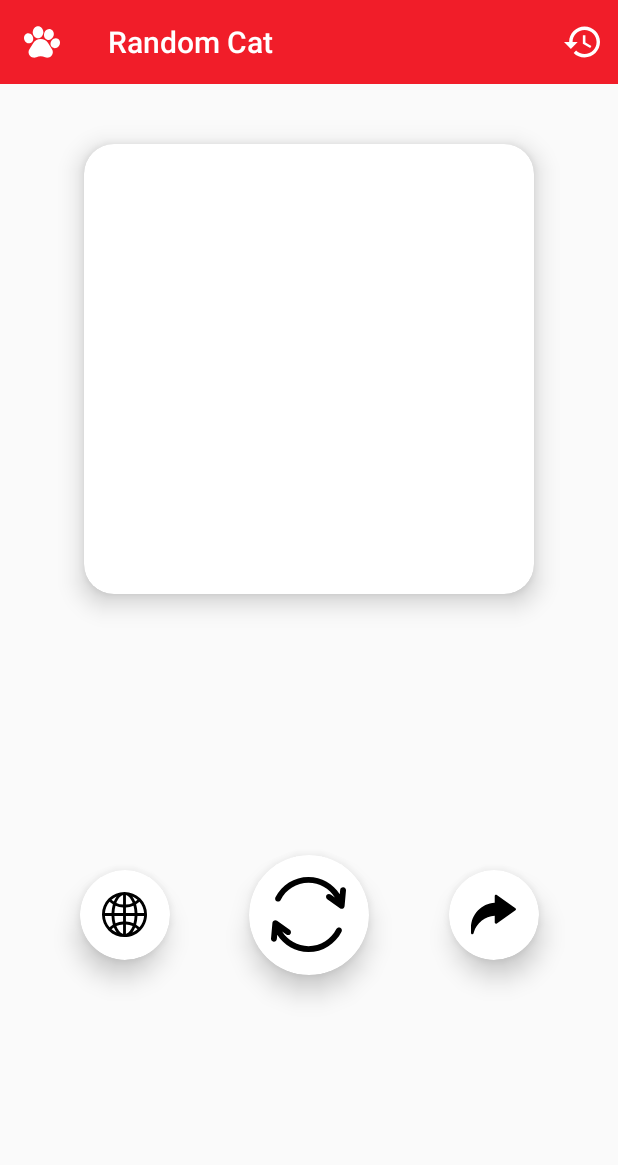
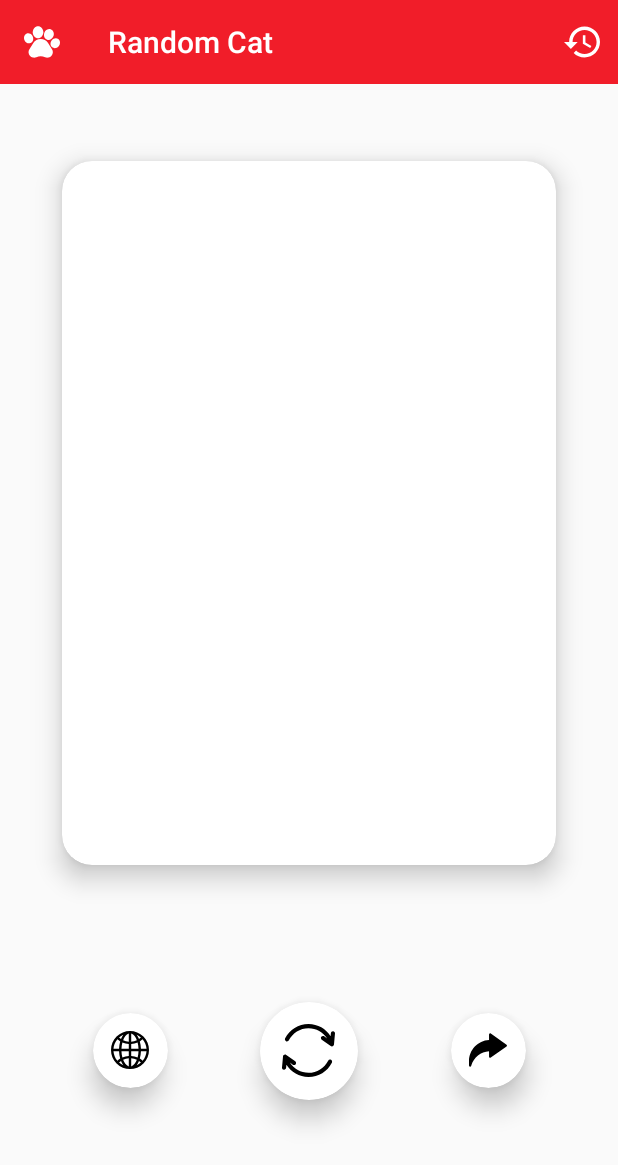
Before and after one commit to UsmonHamidulloh/random-cat, an Android app: the screen it shows after launch (MainActivity), on a phone screen of 412 x 824 dp. Shown: the top 1165 px of the screen. Run offline under Robolectric (Android 15) with nearby library versions, the phone set to English and light mode, and no system bars; our stand-ins replace Room's generated code; pictures from the network do not load; 1 statement that could not run was skipped.

Commit message:
bugs fixed & UI changed

```diff
--- a/app/src/main/java/usmon/hamidulloh/randomcat/repository/HomeRepository.kt
+++ b/app/src/main/java/usmon/hamidulloh/randomcat/repository/HomeRepository.kt
@@ -36,7 +36,7 @@ class HomeRepository(val historyDao: HistoryDao) {
                             date = currentDate()
                         )
 
-                        Log.d(TAG, "onResponse: ${image.id}")
+                        Log.d(TAG, "onResponse: ${image.url}")
 
                         imageRepository.value = image
 
--- a/app/src/main/java/usmon/hamidulloh/randomcat/ui/activity/MainActivity.kt
+++ b/app/src/main/java/usmon/hamidulloh/randomcat/ui/activity/MainActivity.kt
@@ -16,7 +16,6 @@ import usmon.hamidulloh.randomcat.database.HistoryDao
 import usmon.hamidulloh.randomcat.database.HistoryDatabase
 import usmon.hamidulloh.randomcat.databinding.ActivityMainBinding
 import usmon.hamidulloh.randomcat.model.History
-import usmon.hamidulloh.randomcat.repository.HomeRepository
 import usmon.hamidulloh.randomcat.utils.shareUrlTemplate
 import usmon.hamidulloh.randomcat.viewmodel.HomeViewModel
 import usmon.hamidulloh.randomcat.viewmodelfactory.HomeViewModelFactory
@@ -29,7 +28,7 @@ class MainActivity : AppCompatActivity() {
 
     private lateinit var imageUrlIntent: Intent
 
-    private lateinit var imageViewModel: HomeViewModel
+    private lateinit var homeViewModel: HomeViewModel
     private lateinit var imageViewModelFactory: HomeViewModelFactory
     private lateinit var database: HistoryDatabase
     private lateinit var historyDao: HistoryDao
@@ -47,7 +46,7 @@ class MainActivity : AppCompatActivity() {
 
         val TAG = "MainActivity"
 
-        imageViewModel.imageViewModel.observe(this, {
+        homeViewModel.imageViewModel.observe(this, {
             image = it
             fetchImage()
             imageUrlIntent = Intent(Intent.ACTION_VIEW, Uri.parse(image.url))
@@ -76,10 +75,10 @@ class MainActivity : AppCompatActivity() {
         }
 
         binding.refresh.setOnClickListener {
-            imageViewModel.imageViewModel.observe(this, {
+            homeViewModel.fetchPhoto()
+            homeViewModel.imageViewModel.observe(this, {
+                image = it
                 imageUrlIntent = Intent(Intent.ACTION_VIEW, Uri.parse(image.url))
-                image = it
-                Log.d(TAG, "onCreate: ${image.url}")
                 fetchImage()
             })
         }
@@ -93,7 +92,7 @@ class MainActivity : AppCompatActivity() {
 
         imageViewModelFactory = HomeViewModelFactory(historyDao)
 
-        imageViewModel =
+        homeViewModel =
             ViewModelProvider(this, imageViewModelFactory).get(HomeViewModel::class.java)
 
         toolbar = binding.toolbar
--- a/app/src/main/java/usmon/hamidulloh/randomcat/viewmodel/HomeViewModel.kt
+++ b/app/src/main/java/usmon/hamidulloh/randomcat/viewmodel/HomeViewModel.kt
@@ -20,7 +20,7 @@ class HomeViewModel(historyDao: HistoryDao) : ViewModel() {
         fetchPhoto()
     }
 
-    private fun fetchPhoto() {
+    fun fetchPhoto() {
         viewModelScope.launch {
             repo.fetchImage()
         }
--- a/app/src/main/res/layout/activity_main.xml
+++ b/app/src/main/res/layout/activity_main.xml
@@ -12,23 +12,23 @@
         android:layout_height="?attr/actionBarSize"
         android:background="@color/red2"
         app:layout_constraintTop_toTopOf="parent"
+        app:navigationIcon="@drawable/ic_pawprint_2"
         app:title="Random Cat"
-        app:titleTextColor="@color/white"
-        app:navigationIcon="@drawable/ic_pawprint_2"/>
+        app:titleTextColor="@color/white" />
 
     <androidx.cardview.widget.CardView
         android:id="@+id/image_frame"
-        android:layout_width="300dp"
-        android:layout_height="300dp"
-        android:layout_marginTop="40dp"
+        android:layout_width="0dp"
+        android:layout_height="0dp"
         android:clickable="true"
         android:focusable="true"
         android:foreground="?attr/selectableItemBackground"
         app:cardCornerRadius="20sp"
         app:cardElevation="10sp"
-        app:layout_constraintEnd_toEndOf="parent"
-        app:layout_constraintStart_toStartOf="parent"
-        app:layout_constraintTop_toBottomOf="@id/toolbar">
+        app:layout_constraintStart_toStartOf="@id/guideline_start"
+        app:layout_constraintEnd_toEndOf="@id/guideline_end"
+        app:layout_constraintTop_toTopOf="@id/guideline_top"
+        app:layout_constraintBottom_toBottomOf="@id/guideline_bottom">
 
 
         <ImageView
@@ -37,27 +37,27 @@
             android:layout_height="match_parent"
             android:scaleType="centerCrop"
             tools:ignore="ContentDescription"
-            tools:src="@drawable/img_cat"/>
+            tools:src="@drawable/img_cat" />
 
     </androidx.cardview.widget.CardView>
 
     <androidx.cardview.widget.CardView
         android:id="@+id/refresh"
-        android:layout_width="80dp"
-        android:layout_height="80dp"
+        android:layout_width="65dp"
+        android:layout_height="65dp"
         android:clickable="true"
         android:focusable="true"
         android:foreground="?attr/selectableItemBackground"
         app:cardCornerRadius="300dp"
         app:cardElevation="10sp"
         app:layout_constraintBottom_toBottomOf="parent"
-        app:layout_constraintEnd_toEndOf="parent"
-        app:layout_constraintStart_toStartOf="parent"
+        app:layout_constraintEnd_toStartOf="@id/share"
+        app:layout_constraintStart_toEndOf="@id/web"
         app:layout_constraintTop_toBottomOf="@id/image_frame">
 
         <ImageView
-            android:layout_width="50dp"
-            android:layout_height="50dp"
+            android:layout_width="35dp"
+            android:layout_height="35dp"
             android:layout_gravity="center"
             android:src="@drawable/ic_refresh"
             tools:ignore="ContentDescription" />
@@ -66,8 +66,8 @@
 
     <androidx.cardview.widget.CardView
         android:id="@+id/web"
-        android:layout_width="60dp"
-        android:layout_height="60dp"
+        android:layout_width="50dp"
+        android:layout_height="50dp"
         android:clickable="true"
         android:focusable="true"
         android:foreground="?attr/selectableItemBackground"
@@ -79,8 +79,8 @@
         app:layout_constraintTop_toBottomOf="@id/image_frame">
 
         <ImageView
-            android:layout_width="30dp"
-            android:layout_height="30dp"
+            android:layout_width="25dp"
+            android:layout_height="25dp"
             android:layout_gravity="center"
             android:src="@drawable/ic_globe"
             tools:ignore="ContentDescription" />
@@ -89,8 +89,8 @@
 
     <androidx.cardview.widget.CardView
         android:id="@+id/share"
-        android:layout_width="60dp"
-        android:layout_height="60dp"
+        android:layout_width="50dp"
+        android:layout_height="50dp"
         android:clickable="true"
         android:focusable="true"
         android:foreground="?attr/selectableItemBackground"
@@ -102,12 +102,40 @@
         app:layout_constraintTop_toBottomOf="@id/image_frame">
 
         <ImageView
-            android:layout_width="30dp"
-            android:layout_height="30dp"
+            android:layout_width="25dp"
+            android:layout_height="25dp"
             android:layout_gravity="center"
             android:src="@drawable/ic_next"
             tools:ignore="ContentDescription" />
 
     </androidx.cardview.widget.CardView>
 
+    <androidx.constraintlayout.widget.Guideline
+        android:id="@+id/guideline_top"
+        android:layout_width="wrap_content"
+        android:layout_height="wrap_content"
+        android:orientation="horizontal"
+        app:layout_constraintGuide_percent="0.13" />
+
+    <androidx.constraintlayout.widget.Guideline
+        android:id="@+id/guideline_start"
+        android:layout_width="wrap_content"
+        android:layout_height="wrap_content"
+        android:orientation="vertical"
+        app:layout_constraintGuide_percent="0.1" />
+
+    <androidx.constraintlayout.widget.Guideline
+        android:id="@+id/guideline_end"
+        android:layout_width="wrap_content"
+        android:layout_height="wrap_content"
+        android:orientation="vertical"
+        app:layout_constraintGuide_percent="0.9" />
+
+    <androidx.constraintlayout.widget.Guideline
+        android:id="@+id/guideline_bottom"
+        android:layout_width="wrap_content"
+        android:layout_height="wrap_content"
+        android:orientation="horizontal"
+        app:layout_constraintGuide_percent="0.7" />
+
 </androidx.constraintlayout.widget.ConstraintLayout>
--- a/app/src/main/res/layout/item_image.xml
+++ b/app/src/main/res/layout/item_image.xml
@@ -61,8 +61,8 @@
 
         <ImageView
             android:id="@+id/more"
-            android:layout_width="30dp"
-            android:layout_height="30dp"
+            android:layout_width="20dp"
+            android:layout_height="20dp"
             android:layout_marginEnd="5dp"
             android:clickable="true"
             android:focusable="true"
```
